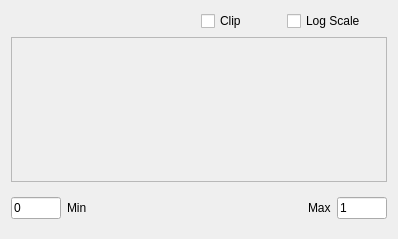
Before: the Qt Designer form ui/Ui_threshold_widget.ui in fuslab-uofu/UCAIR3D, drawn with Qt 5.
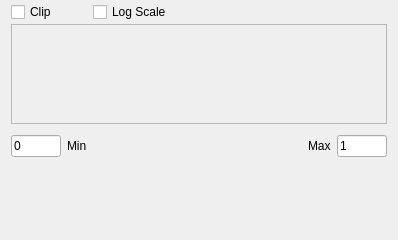
After: the same form once the commit is applied.

What changed in the file:
```diff
--- a/ui/Ui_threshold_widget.ui
+++ b/ui/Ui_threshold_widget.ui
@@ -7,7 +7,7 @@
     <x>0</x>
     <y>0</y>
     <width>398</width>
-    <height>239</height>
+    <height>240</height>
    </rect>
   </property>
   <property name="windowTitle">
@@ -17,22 +17,18 @@
    <string notr="true"/>
   </property>
   <layout class="QVBoxLayout" name="verticalLayout">
+   <property name="spacing">
+    <number>2</number>
+   </property>
+   <property name="topMargin">
+    <number>2</number>
+   </property>
+   <property name="bottomMargin">
+    <number>2</number>
+   </property>
    <item>
     <layout class="QHBoxLayout" name="histogram_buttons_layout">
-     <item>
-      <spacer name="horizontalSpacer_2">
-       <property name="orientation">
-        <enum>Qt::Horizontal</enum>
-       </property>
-       <property name="sizeHint" stdset="0">
-        <size>
-         <width>40</width>
-         <height>20</height>
-        </size>
-       </property>
-      </spacer>
-     </item>
-     <item>
+     <item alignment="Qt::AlignRight|Qt::AlignBottom">
       <widget class="QCheckBox" name="clip_checkbox">
        <property name="minimumSize">
         <size>
@@ -42,7 +38,7 @@
        </property>
        <property name="maximumSize">
         <size>
-         <width>80</width>
+         <width>60</width>
          <height>16777215</height>
         </size>
        </property>
@@ -57,7 +53,7 @@
        </property>
       </widget>
      </item>
-     <item>
+     <item alignment="Qt::AlignRight|Qt::AlignBottom">
       <widget class="QCheckBox" name="log_scale_checkbox">
        <property name="sizePolicy">
         <sizepolicy hsizetype="Minimum" vsizetype="Fixed">
@@ -91,6 +87,19 @@
        </property>
       </widget>
      </item>
+     <item>
+      <spacer name="horizontalSpacer_2">
+       <property name="orientation">
+        <enum>Qt::Horizontal</enum>
+       </property>
+       <property name="sizeHint" stdset="0">
+        <size>
+         <width>40</width>
+         <height>20</height>
+        </size>
+       </property>
+      </spacer>
+     </item>
     </layout>
    </item>
    <item>
@@ -254,6 +263,19 @@
      </layout>
     </widget>
    </item>
+   <item>
+    <spacer name="verticalSpacer">
+     <property name="orientation">
+      <enum>Qt::Vertical</enum>
+     </property>
+     <property name="sizeHint" stdset="0">
+      <size>
+       <width>20</width>
+       <height>40</height>
+      </size>
+     </property>
+    </spacer>
+   </item>
   </layout>
  </widget>
  <resources/>
```
